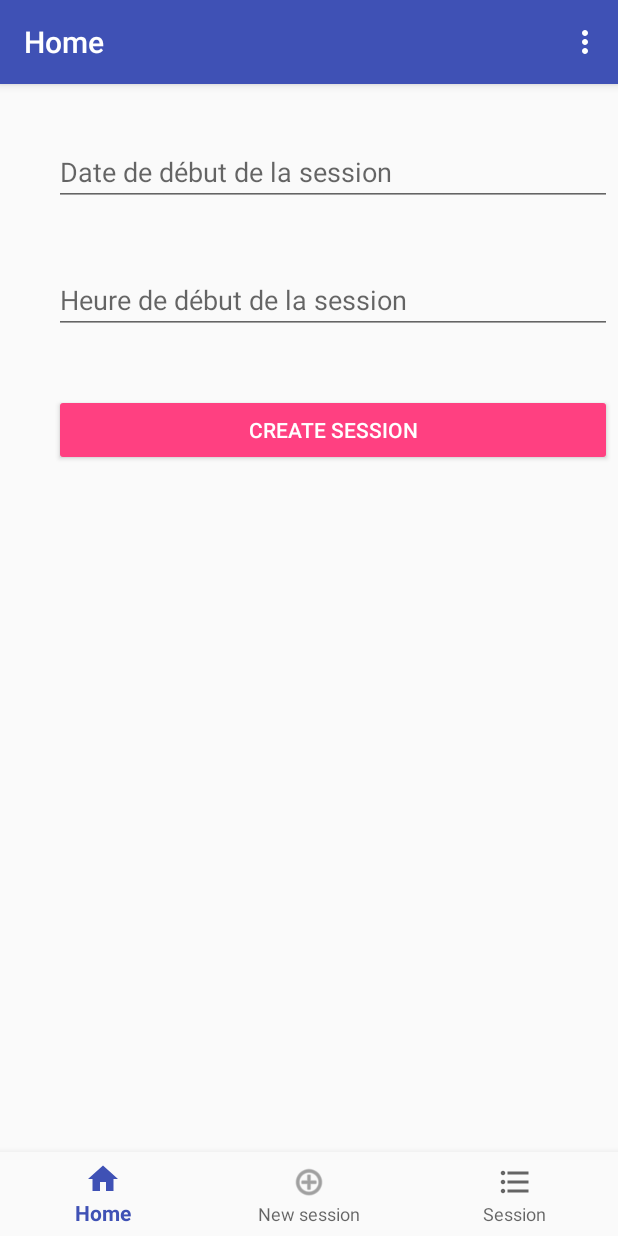
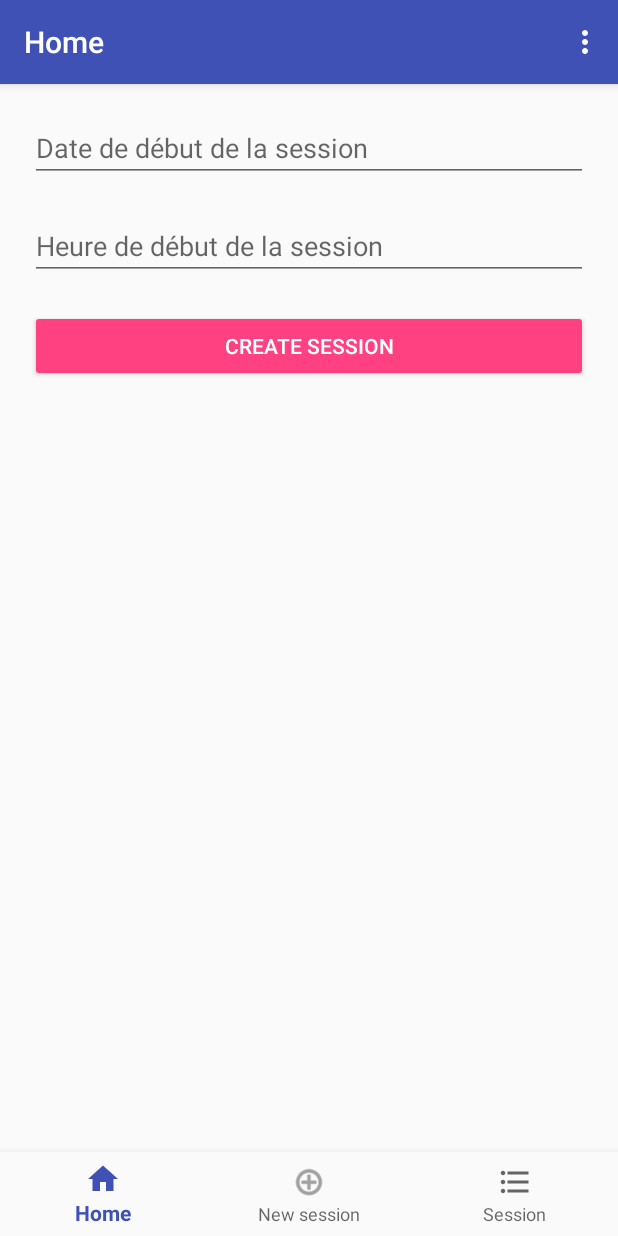
Before and after one commit to Quentiinn/PolarClub, an Android app: the fragment AddSessionFragment placed in its activity, on a phone screen of 412 x 824 dp. Run offline under Robolectric (Android 15) with nearby library versions, the phone set to English and light mode, and no system bars; our stand-ins replace Firebase (no records; nobody signed in at launch, a user with empty details on screens opened directly).

Commit message:
Fix bug design

```diff
--- a/mobile/src/main/res/layout/activity_main.xml
+++ b/mobile/src/main/res/layout/activity_main.xml
@@ -11,9 +11,6 @@
         android:id="@+id/content"
         android:layout_width="wrap_content"
         android:layout_height="wrap_content"
-        android:layout_marginLeft="@dimen/activity_horizontal_margin"
-        android:layout_marginStart="@dimen/activity_horizontal_margin"
-        android:layout_marginTop="@dimen/activity_vertical_margin"
         android:text="@string/title_home"
         app:layout_constraintLeft_toLeftOf="parent"
         app:layout_constraintTop_toTopOf="parent" />
--- a/mobile/src/main/res/layout/fragment_add_session.xml
+++ b/mobile/src/main/res/layout/fragment_add_session.xml
@@ -4,14 +4,19 @@
     xmlns:tools="http://schemas.android.com/tools"
     android:layout_width="match_parent"
     android:layout_height="match_parent"
-    android:gravity="center_horizontal"
-    tools:context=".fragments.AddSessionFragment">
+    android:gravity="center_horizontal">
+
+    <LinearLayout
+        android:layout_width="match_parent"
+        android:layout_height="wrap_content"
+        android:padding="20dp"
+        android:layout_centerInParent="true"
+        android:orientation="vertical">
 
         <EditText
             android:id="@+id/addSessionFrag_date"
             android:layout_width="match_parent"
             android:layout_height="wrap_content"
-        android:layout_margin="20dp"
             android:inputType="date"
             android:focusable="false"
             android:hint="@string/fragAddSession_date"/>
@@ -21,19 +26,23 @@
             android:layout_width="match_parent"
             android:layout_height="wrap_content"
             android:layout_below="@id/addSessionFrag_date"
-        android:layout_margin="20dp"
+            android:layout_marginTop="20dp"
             android:inputType="time"
             android:focusable="false"
-        android:hint="@string/fragAdddSession_heure"/>
+            android:hint="@string/fragAdddSession_heure"
+            tools:ignore="ObsoleteLayoutParam" />
 
         <Button
             android:id="@+id/addSessionFrag_btn"
             android:layout_width="match_parent"
             android:layout_height="wrap_content"
             android:layout_below="@id/addSessionFrag_heure"
-        android:layout_margin="20dp"
+            android:layout_marginTop="20dp"
             android:padding="10dp"
             android:text="@string/create_session"
-        style="@style/Widget.AppCompat.Button.Colored" />
+            style="@style/Widget.AppCompat.Button.Colored"
+            tools:ignore="ObsoleteLayoutParam" />
+
+    </LinearLayout>
 
 </RelativeLayout>
--- a/mobile/src/main/res/layout/fragment_home.xml
+++ b/mobile/src/main/res/layout/fragment_home.xml
@@ -1,16 +1,10 @@
 <?xml version="1.0" encoding="utf-8"?>
-<FrameLayout xmlns:android="http://schemas.android.com/apk/res/android"
+<RelativeLayout xmlns:android="http://schemas.android.com/apk/res/android"
     xmlns:app="http://schemas.android.com/apk/res-auto"
     xmlns:tools="http://schemas.android.com/tools"
     android:layout_width="match_parent"
     android:layout_height="match_parent"
     tools:context=".fragments.HomeFragment">
-
-    <!-- TODO: Update blank fragment layout -->
-
-    <RelativeLayout
-        android:layout_width="match_parent"
-        android:layout_height="match_parent">
 
     <ImageView
         android:id="@+id/imageHome"
@@ -23,14 +17,12 @@
     <TextView
         android:layout_width="match_parent"
         android:layout_height="wrap_content"
-            android:layout_alignParentStart="true"
         android:layout_below="@+id/imageHome"
+        android:layout_margin="20dp"
         android:lineSpacingExtra="4sp"
         android:text="@string/text_home"
         android:textAlignment="center"
         android:textColor="@color/common_google_signin_btn_text_dark_focused"
-            android:textSize="24sp" />
+        android:textSize="16sp" />
 
 </RelativeLayout>
-
-</FrameLayout>
```
Lines whose indentation alone changed are shown as unchanged.
